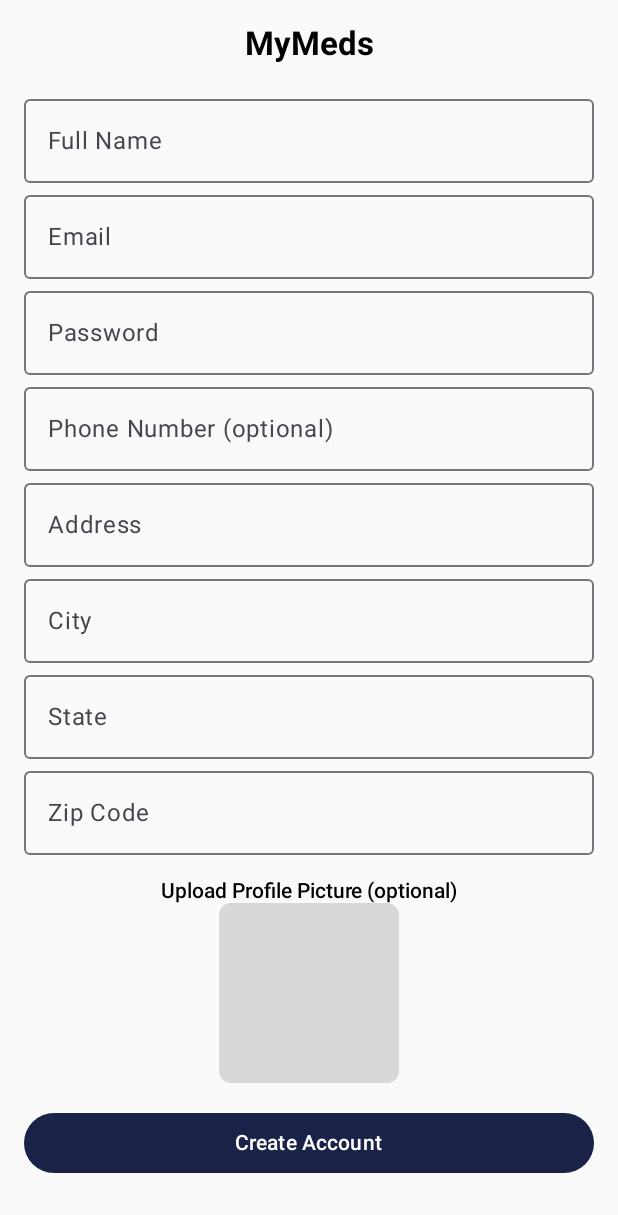
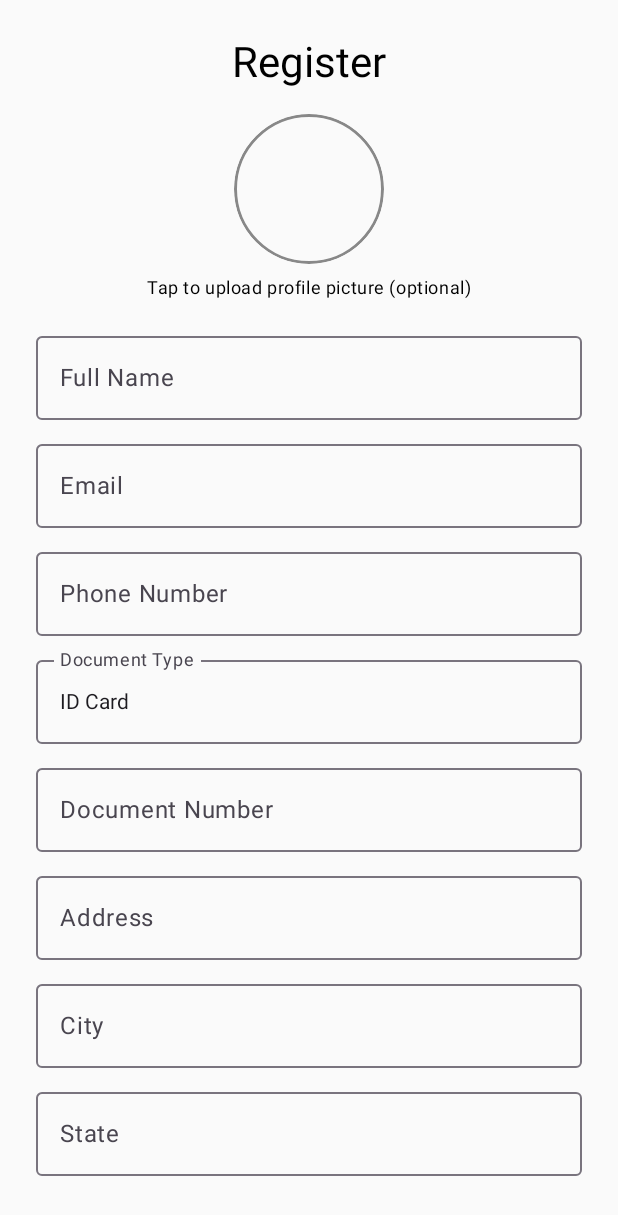
Before and after one commit to G-33-movile-applications/Kotlin., an Android app built with Jetpack Compose: the screen it shows after launch (RegisterActivity), after a tap on "REGISTER", on a phone screen of 412 x 824 dp. Shown: the top 1215 px of the screen. Run offline under Robolectric (Android 15) with nearby library versions, the phone set to English and light mode, and no system bars; pictures from the network do not load.

Commit message:
reset password interfece (navegation login-rgister-reset password) with out back conection (data base)

```diff
--- /dev/null
+++ b/app/src/main/java/com/example/mymeds/models/PasswordResetRequest.kt
@@ -0,0 +1,5 @@
+package com.example.mymeds.models
+
+data class PasswordResetRequest(
+    val email: String
+)
--- a/app/src/main/java/com/example/mymeds/views/LoginActivity.kt
+++ b/app/src/main/java/com/example/mymeds/views/LoginActivity.kt
@@ -48,7 +48,6 @@ fun LoginScreen(viewModel: LoginViewModel) {
     val context = LocalContext.current
 
     val primaryButtonColor = Color(0xFF1A2247)
-    val textFieldBackgroundColor = Color(0xFFFFF4DF)
 
     Column(
         modifier = Modifier
@@ -66,44 +65,40 @@ fun LoginScreen(viewModel: LoginViewModel) {
                 .padding(bottom = 32.dp)
         )
 
-
         // --- Email ---
-        TextField(
+        OutlinedTextField(
             value = email,
             onValueChange = { email = it },
             label = { Text("Email") },
-            colors = TextFieldDefaults.colors(
-                focusedContainerColor = textFieldBackgroundColor,
-                unfocusedContainerColor = textFieldBackgroundColor,
-                focusedIndicatorColor = Color.Transparent,
-                unfocusedIndicatorColor = Color.Transparent
-            ),
-            modifier = Modifier
-                .fillMaxWidth()
-                .clip(RoundedCornerShape(8.dp))
+            singleLine = true,
+            modifier = Modifier.fillMaxWidth()
         )
 
-        Spacer(modifier = Modifier.height(24.dp))
+        Spacer(modifier = Modifier.height(16.dp))
 
         // --- Password ---
-        TextField(
+        OutlinedTextField(
             value = password,
             onValueChange = { password = it },
             label = { Text("Password") },
+            singleLine = true,
             visualTransformation = PasswordVisualTransformation(),
             keyboardOptions = KeyboardOptions(keyboardType = KeyboardType.Password),
-            colors = TextFieldDefaults.colors(
-                focusedContainerColor = textFieldBackgroundColor,
-                unfocusedContainerColor = textFieldBackgroundColor,
-                focusedIndicatorColor = Color.Transparent,
-                unfocusedIndicatorColor = Color.Transparent
-            ),
-            modifier = Modifier
-                .fillMaxWidth()
-                .clip(RoundedCornerShape(8.dp))
+            modifier = Modifier.fillMaxWidth()
         )
 
-        Spacer(modifier = Modifier.height(32.dp))
+        // --- Forgot Password ---
+        TextButton(
+            onClick = {
+                context.startActivity(Intent(context, PasswordResetActivity::class.java))
+            },
+            modifier = Modifier.align(Alignment.End)
+        ) {
+            Text("Forgot password?", color = Color(0xFF1A2247))
+        }
+
+
+        Spacer(modifier = Modifier.height(24.dp))
 
         // --- Login Button ---
         Button(
@@ -112,12 +107,10 @@ fun LoginScreen(viewModel: LoginViewModel) {
                     if (success) {
                         Toast.makeText(context, "Login successful", Toast.LENGTH_SHORT).show()
 
-                        // ✅ Guardar token en SharedPreferences (sin error de with)
                         val token = message ?: ""
                         val prefs = context.getSharedPreferences("MyMedsPrefs", Context.MODE_PRIVATE)
                         prefs.edit().putString("auth_token", token).apply()
 
-                        // Navegar a MainActivity
                         context.startActivity(Intent(context, MainActivity::class.java))
                     } else {
                         Toast.makeText(context, "Login failed: $message", Toast.LENGTH_LONG).show()
--- a/app/src/main/java/com/example/mymeds/views/RegisterActivity.kt
+++ b/app/src/main/java/com/example/mymeds/views/RegisterActivity.kt
@@ -1,143 +1,227 @@
 package com.example.mymeds.views
 
-import android.content.Intent
 import android.net.Uri
 import android.os.Bundle
-import android.widget.Toast
 import androidx.activity.ComponentActivity
 import androidx.activity.compose.setContent
-import androidx.activity.compose.rememberLauncherForActivityResult
-import androidx.activity.result.contract.ActivityResultContracts
-import androidx.activity.viewModels
+import androidx.compose.foundation.BorderStroke
 import androidx.compose.foundation.Image
-import androidx.compose.foundation.background
+import androidx.compose.foundation.border
 import androidx.compose.foundation.clickable
 import androidx.compose.foundation.layout.*
-import androidx.compose.foundation.shape.RoundedCornerShape
+import androidx.compose.foundation.rememberScrollState
+import androidx.compose.foundation.shape.CircleShape
+import androidx.compose.foundation.verticalScroll
 import androidx.compose.material3.*
 import androidx.compose.runtime.*
-import androidx.compose.runtime.saveable.rememberSaveable
 import androidx.compose.ui.Alignment
 import androidx.compose.ui.Modifier
 import androidx.compose.ui.draw.clip
 import androidx.compose.ui.graphics.Color
-import androidx.compose.ui.platform.LocalContext
-import androidx.compose.ui.text.font.FontWeight
+import androidx.compose.ui.layout.ContentScale
+import androidx.compose.ui.text.input.PasswordVisualTransformation
 import androidx.compose.ui.unit.dp
-import androidx.compose.ui.unit.sp
 import coil.compose.rememberAsyncImagePainter
-import com.example.mymeds.viewModels.RegisterViewModel
 
 class RegisterActivity : ComponentActivity() {
-    private val registerViewModel: RegisterViewModel by viewModels()
     override fun onCreate(savedInstanceState: Bundle?) {
         super.onCreate(savedInstanceState)
         setContent {
-            RegisterScreen(registerViewModel)
+            RegisterScreen()
         }
     }
 }
 
+@OptIn(ExperimentalMaterial3Api::class)
 @Composable
-fun RegisterScreen(viewModel: RegisterViewModel) {
-    val context = LocalContext.current
+fun RegisterScreen() {
+    // Campos
+    var name by remember { mutableStateOf("") }
+    var email by remember { mutableStateOf("") }
+    var password by remember { mutableStateOf("") }
+    var phone by remember { mutableStateOf("") }
+    var documentNumber by remember { mutableStateOf("") }
+    var address by remember { mutableStateOf("") }
+    var city by remember { mutableStateOf("") }
+    var state by remember { mutableStateOf("") }
+    var zipCode by remember { mutableStateOf("") }
 
-    // Campos del formulario
-    var name by rememberSaveable { mutableStateOf("") }
-    var email by rememberSaveable { mutableStateOf("") }
-    var password by rememberSaveable { mutableStateOf("") }
-    var phoneNumber by rememberSaveable { mutableStateOf("") }
-    var address by rememberSaveable { mutableStateOf("") }
-    var city by rememberSaveable { mutableStateOf("") }
-    var state by rememberSaveable { mutableStateOf("") }
-    var zipCode by rememberSaveable { mutableStateOf("") }
+    // Dropdown tipo documento
+    var docTypeExpanded by remember { mutableStateOf(false) }
+    var selectedDocType by remember { mutableStateOf("ID Card") }
+    val docTypes = listOf("ID Card", "Passport", "Driver License")
 
-    // Imágenes
-    var profilePictureUri by rememberSaveable { mutableStateOf<Uri?>(null) }
-    var idPictureUri by rememberSaveable { mutableStateOf<Uri?>(null) }
+    // Foto de perfil opcional
+    var profilePicUri by remember { mutableStateOf<Uri?>(null) }
 
-    val profilePicker = rememberLauncherForActivityResult(ActivityResultContracts.GetContent()) { uri: Uri? ->
-        profilePictureUri = uri
-    }
-
-    val idPicker = rememberLauncherForActivityResult(ActivityResultContracts.GetContent()) { uri: Uri? ->
-        idPictureUri = uri
-    }
+    // Checkboxes
+    var acceptTerms by remember { mutableStateOf(false) }
+    var acceptDataPolicy by remember { mutableStateOf(false) }
 
     Column(
-        modifier = Modifier.fillMaxSize().padding(16.dp),
+        modifier = Modifier
+            .fillMaxSize()
+            .padding(24.dp)
+            .verticalScroll(rememberScrollState()), // 👈 Hace scrollable todo el formulario
         horizontalAlignment = Alignment.CenterHorizontally
     ) {
-        Text("MyMeds", fontSize = 22.sp, fontWeight = FontWeight.Bold)
+        // Título
+        Text("Register", style = MaterialTheme.typography.headlineMedium)
 
         Spacer(modifier = Modifier.height(16.dp))
 
-        // Campos de texto
-        OutlinedTextField(value = name, onValueChange = { name = it }, label = { Text("Full Name") }, modifier = Modifier.fillMaxWidth())
-        OutlinedTextField(value = email, onValueChange = { email = it }, label = { Text("Email") }, modifier = Modifier.fillMaxWidth())
-        OutlinedTextField(value = password, onValueChange = { password = it }, label = { Text("Password") }, modifier = Modifier.fillMaxWidth())
-        OutlinedTextField(value = phoneNumber, onValueChange = { phoneNumber = it }, label = { Text("Phone Number (optional)") }, modifier = Modifier.fillMaxWidth())
-        OutlinedTextField(value = address, onValueChange = { address = it }, label = { Text("Address") }, modifier = Modifier.fillMaxWidth())
-        OutlinedTextField(value = city, onValueChange = { city = it }, label = { Text("City") }, modifier = Modifier.fillMaxWidth())
-        OutlinedTextField(value = state, onValueChange = { state = it }, label = { Text("State") }, modifier = Modifier.fillMaxWidth())
-        OutlinedTextField(value = zipCode, onValueChange = { zipCode = it }, label = { Text("Zip Code") }, modifier = Modifier.fillMaxWidth())
-
-        Spacer(modifier = Modifier.height(16.dp))
-
-        // Subir foto de perfil
-        Text("Upload Profile Picture (optional)", fontWeight = FontWeight.Medium)
+        // Foto de perfil opcional
         Box(
             modifier = Modifier
-                .size(120.dp)
-                .clip(RoundedCornerShape(8.dp))
-                .background(Color.Gray.copy(alpha = 0.3f))
-                .clickable { profilePicker.launch("image/*") },
+                .size(100.dp)
+                .clip(CircleShape)
+                .border(BorderStroke(2.dp, Color.Gray), CircleShape)
+                .clickable { /* TODO: abrir selector de imagen */ },
             contentAlignment = Alignment.Center
         ) {
-            profilePictureUri?.let {
+            if (profilePicUri != null) {
                 Image(
-                    painter = rememberAsyncImagePainter(it),
+                    painter = rememberAsyncImagePainter(profilePicUri),
                     contentDescription = "Profile Picture",
-                    modifier = Modifier.size(120.dp)
+                    modifier = Modifier.fillMaxSize(),
+                    contentScale = ContentScale.Crop
                 )
             }
         }
 
+        Text(
+            "Tap to upload profile picture (optional)",
+            style = MaterialTheme.typography.bodySmall,
+            modifier = Modifier.padding(top = 8.dp)
+        )
+
         Spacer(modifier = Modifier.height(16.dp))
 
+        // --- Campos de texto ---
+        OutlinedTextField(
+            value = name,
+            onValueChange = { name = it },
+            label = { Text("Full Name") },
+            modifier = Modifier.fillMaxWidth()
+        )
+        Spacer(modifier = Modifier.height(8.dp))
 
-        // Botón de registro
+        OutlinedTextField(
+            value = email,
+            onValueChange = { email = it },
+            label = { Text("Email") },
+            modifier = Modifier.fillMaxWidth()
+        )
+        Spacer(modifier = Modifier.height(8.dp))
+
+        OutlinedTextField(
+            value = phone,
+            onValueChange = { phone = it },
+            label = { Text("Phone Number") },
+            modifier = Modifier.fillMaxWidth()
+        )
+        Spacer(modifier = Modifier.height(8.dp))
+
+        // Dropdown tipo documento
+        ExposedDropdownMenuBox(
+            expanded = docTypeExpanded,
+            onExpandedChange = { docTypeExpanded = !docTypeExpanded }
+        ) {
+            OutlinedTextField(
+                value = selectedDocType,
+                onValueChange = {},
+                label = { Text("Document Type") },
+                readOnly = true,
+                modifier = Modifier.fillMaxWidth()
+            )
+            ExposedDropdownMenu(
+                expanded = docTypeExpanded,
+                onDismissRequest = { docTypeExpanded = false }
+            ) {
+                docTypes.forEach { doc ->
+                    DropdownMenuItem(
+                        text = { Text(doc) },
+                        onClick = {
+                            selectedDocType = doc
+                            docTypeExpanded = false
+                        }
+                    )
+                }
+            }
+        }
+
+        Spacer(modifier = Modifier.height(8.dp))
+
+        OutlinedTextField(
+            value = documentNumber,
+            onValueChange = { documentNumber = it },
+            label = { Text("Document Number") },
+            modifier = Modifier.fillMaxWidth()
+        )
+        Spacer(modifier = Modifier.height(8.dp))
+
+        OutlinedTextField(
+            value = address,
+            onValueChange = { address = it },
+            label = { Text("Address") },
+            modifier = Modifier.fillMaxWidth()
+        )
+        Spacer(modifier = Modifier.height(8.dp))
+
+        OutlinedTextField(
+            value = city,
+            onValueChange = { city = it },
+            label = { Text("City") },
+            modifier = Modifier.fillMaxWidth()
+        )
+        Spacer(modifier = Modifier.height(8.dp))
+
+        OutlinedTextField(
+            value = state,
+            onValueChange = { state = it },
+            label = { Text("State") },
+            modifier = Modifier.fillMaxWidth()
+        )
+        Spacer(modifier = Modifier.height(8.dp))
+
+        OutlinedTextField(
+            value = zipCode,
+            onValueChange = { zipCode = it },
+            label = { Text("Zip Code") },
+            modifier = Modifier.fillMaxWidth()
+        )
+        Spacer(modifier = Modifier.height(8.dp))
+
+        OutlinedTextField(
+            value = password,
+            onValueChange = { password = it },
+            label = { Text("Password") },
+            visualTransformation = PasswordVisualTransformation(),
+            modifier = Modifier.fillMaxWidth()
+        )
+        Spacer(modifier = Modifier.height(16.dp))
+
+        // Checkboxes
+        Row(verticalAlignment = Alignment.CenterVertically) {
+            Checkbox(checked = acceptTerms, onCheckedChange = { acceptTerms = it })
+            Text("I accept the Terms and Conditions")
+        }
+        Row(verticalAlignment = Alignment.CenterVertically) {
+            Checkbox(checked = acceptDataPolicy, onCheckedChange = { acceptDataPolicy = it })
+            Text("I agree to the Data Processing Policy")
+        }
+
+        Spacer(modifier = Modifier.height(16.dp))
+
+        // Botón
         Button(
-            onClick = {
-                if (idPictureUri == null) {
-                    Toast.makeText(context, "ID Picture is required", Toast.LENGTH_SHORT).show()
-                } else {
-                    viewModel.register(
-                        name = name,
-                        email = email,
-                        password = password,
-                        phoneNumber = if (phoneNumber.isNotEmpty()) phoneNumber else null,
-                        profilePictureUri = profilePictureUri,
-                        idPictureUri = idPictureUri,
-                        address = address,
-                        city = city,
-                        state = state,
-                        zipCode = zipCode,
-                        context = context
-                    ) { success, message ->
-                        if (success) {
-                            Toast.makeText(context, "Register Successful", Toast.LENGTH_SHORT).show()
-                            context.startActivity(Intent(context, LoginActivity::class.java))
-                        } else {
-                            Toast.makeText(context, "Register Failed: $message", Toast.LENGTH_SHORT).show()
-                        }
-                    }
-                }
-            },
-            colors = ButtonDefaults.buttonColors(containerColor = Color(0xFF1A2247)),
+            onClick = { /* TODO: lógica de registro */ },
+            enabled = acceptTerms && acceptDataPolicy,
             modifier = Modifier.fillMaxWidth()
         ) {
-            Text("Create Account", color = Color.White)
+            Text("Register")
         }
+
+        Spacer(modifier = Modifier.height(32.dp)) // espacio final
     }
 }
```
Also changed, not shown: app/src/main/AndroidManifest.xml (+7 -1 lines), app/src/main/java/com/example/mymeds/viewModels/PasswordResetViewModel.kt (added, +31 -0 lines), app/src/main/java/com/example/mymeds/views/PasswordResetActivity.kt (added, +103 -0 lines).
